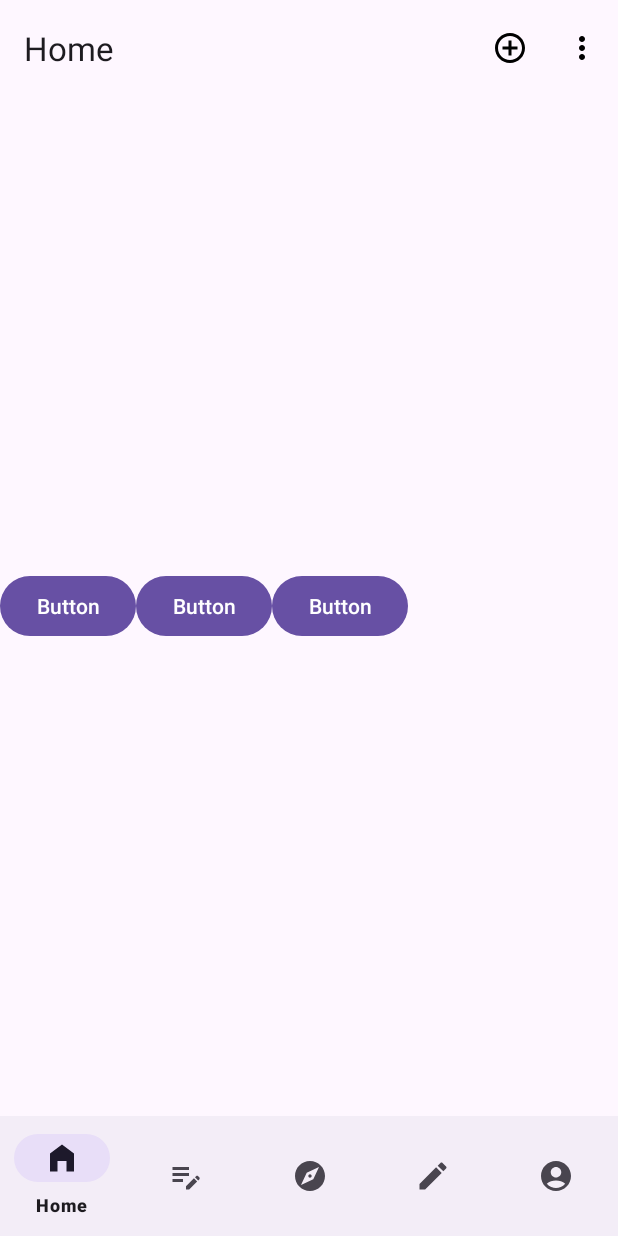
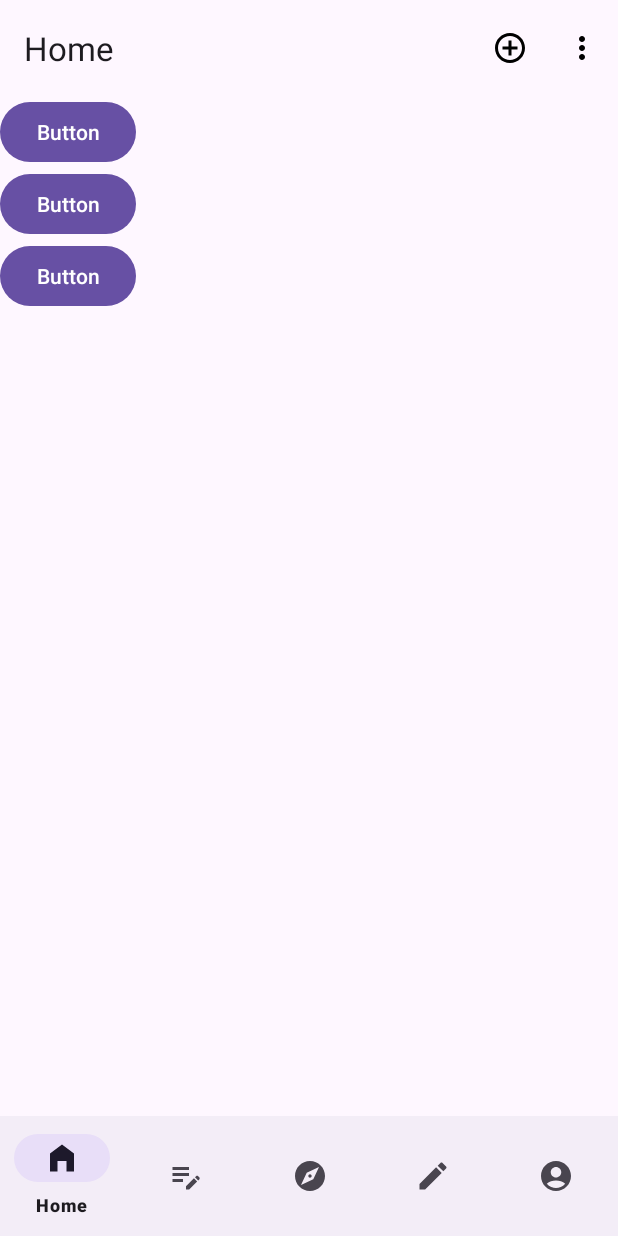
Before and after one commit to bui-quang-minh/InSync, an Android app: the fragment TestFragment placed in its activity, after a tap on "Setting", on a phone screen of 412 x 824 dp. Run offline under Robolectric (Android 15) with nearby library versions, the phone set to English and light mode, and no system bars; libraries missing offline, so code that uses them is left out: org.opencv.android.

Commit message:
Final update

```diff
--- a/app/src/main/java/com/in_sync/actions/Action.java
+++ b/app/src/main/java/com/in_sync/actions/Action.java
@@ -100,7 +100,6 @@ public class Action extends ActionDef {
                             Point matchLoc = new Point();
                             index = processTemplateMatchingResult(mmr, mat, template, imageView, bmp, index, steps, accessibilityService, matchLoc);
                         }
-
                     } catch (Exception e) {
                         e.printStackTrace();
                     }
--- a/app/src/main/java/com/in_sync/actions/definition/ActionDef.java
+++ b/app/src/main/java/com/in_sync/actions/definition/ActionDef.java
@@ -13,5 +13,7 @@ public static final String
             ZOOM = "ZOOM",
             ROTATE = "ROTATE",
             TAP = "TAP",
+    IF = "IF",
+    FOR = "FOR",
             OPEN_APP = "OPEN_APP";
 }
--- a/app/src/main/java/com/in_sync/fragments/TestFragment.java
+++ b/app/src/main/java/com/in_sync/fragments/TestFragment.java
@@ -33,6 +33,12 @@ public class TestFragment extends Fragment {
         View view = inflater.inflate(R.layout.fragment_test, container, false);
         inputEditText = view.findViewById(R.id.inputEditText);
         inputEditText.setText("[\n" +
+                "    {\n" +
+                "      \"actionType\": \"OPEN_APP\",\n" +
+                "      \"on\": \"[Facebook]\",\n" +
+                "      \"duration\": 100,\n" +
+                "      \"tries\": 1\n" +
+                "    },\n" +
                 "    {\n" +
                 "      \"actionType\": \"CLICK\",\n" +
                 "      \"on\": \"https://res.cloudinary.com/dt3zxmzwx/image/upload/v1719885857/xtijv2dpg4qc2uw70gle.jpg\",\n" +
--- a/app/src/main/java/com/in_sync/models/Coordinate.java
+++ b/app/src/main/java/com/in_sync/models/Coordinate.java
@@ -1,4 +1,6 @@
 package com.in_sync.models;
+
+import java.util.List;
 
 import lombok.AllArgsConstructor;
 import lombok.Getter;
--- a/app/src/main/res/layout/fragment_home.xml
+++ b/app/src/main/res/layout/fragment_home.xml
@@ -5,6 +5,7 @@
     android:layout_width="match_parent"
     android:layout_height="match_parent"
     android:fitsSystemWindows="true"
+
     android:orientation="horizontal">
     <androidx.appcompat.widget.Toolbar
         android:id="@+id/toolbar"
@@ -16,21 +17,21 @@
         app:layout_constraintStart_toStartOf="parent"
         app:layout_constraintEnd_toEndOf="parent"
         />
-
     <ScrollView
         android:id="@+id/scrollView1"
         android:layout_width="match_parent"
         android:layout_height="wrap_content"
-
+        app:layout_constraintVertical_bias="0"
         app:layout_constraintBottom_toBottomOf="parent"
         app:layout_constraintEnd_toEndOf="parent"
         app:layout_constraintStart_toStartOf="parent"
         app:layout_constraintTop_toBottomOf="@+id/toolbar">
-
         <LinearLayout
             android:layout_width="match_parent"
             android:layout_height="wrap_content"
-            android:orientation="horizontal">
+            android:orientation="vertical"
+            tools:layout_editor_absoluteX="0dp"
+            tools:layout_editor_absoluteY="64dp">
 
             <Button
                 android:id="@+id/button1"
@@ -50,6 +51,7 @@
                 android:layout_height="wrap_content"
                 android:text="Button" />
         </LinearLayout>
+    </ScrollView>
 
-    </ScrollView>
+
 </androidx.constraintlayout.widget.ConstraintLayout>
```
Also changed, not shown: 14 other files.
